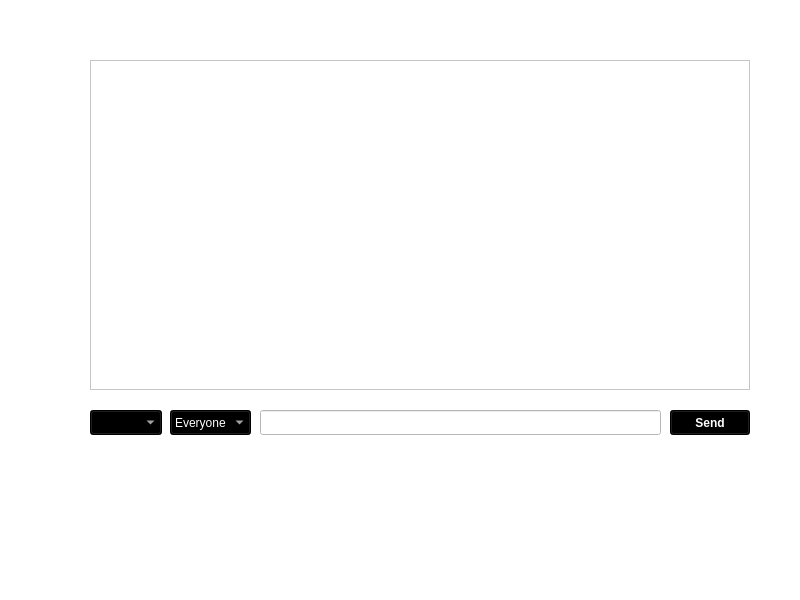
This is mainwindow.ui in adeelumar-17/Chat_App as Qt 5 draws it before an edit. The edited form follows.
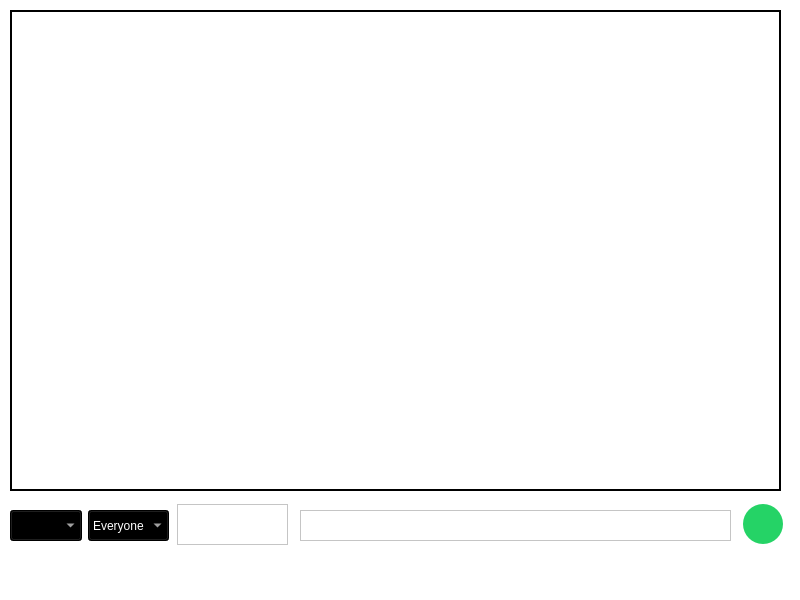
This is the edited form. Icons and pictures are not drawn.

```diff
--- a/mainwindow.ui
+++ b/mainwindow.ui
@@ -17,48 +17,74 @@
    <string notr="true">background-color: rgb(255, 255, 255);</string>
   </property>
   <widget class="QWidget" name="centralwidget">
-   <widget class="QLineEdit" name="msgData">
-    <property name="geometry">
-     <rect>
-      <x>260</x>
-      <y>410</y>
-      <width>401</width>
-      <height>25</height>
-     </rect>
-    </property>
-    <property name="styleSheet">
-     <string notr="true">color: rgb(0, 0, 0);</string>
-    </property>
-   </widget>
+   <property name="enabled">
+    <bool>true</bool>
+   </property>
+   <property name="styleSheet">
+    <string notr="true"/>
+   </property>
    <widget class="QPushButton" name="sendMsgButton">
     <property name="geometry">
      <rect>
-      <x>670</x>
-      <y>410</y>
-      <width>80</width>
-      <height>25</height>
+      <x>743</x>
+      <y>504</y>
+      <width>40</width>
+      <height>40</height>
      </rect>
     </property>
+    <property name="autoFillBackground">
+     <bool>false</bool>
+    </property>
     <property name="styleSheet">
-     <string notr="true">background-color: rgb(0, 0, 0);
-color: rgb(255, 255, 255);
-font-weight: bold;</string>
+     <string notr="true"> border-width:1px;
+background-color: rgb(37, 211, 102);
+ border-radius:20px;
+ max-width:40px;
+ max-height:40px;
+ min-width:40px;
+ min-height:40px</string>
     </property>
     <property name="text">
-     <string>Send</string>
+     <string/>
+    </property>
+    <property name="icon">
+     <iconset>
+      <normaloff>C:/Users/Adeel Umar/Music/1564528_fly_messager_send_communication_email_icon.png</normaloff>C:/Users/Adeel Umar/Music/1564528_fly_messager_send_communication_email_icon.png</iconset>
+    </property>
+    <property name="iconSize">
+     <size>
+      <width>20</width>
+      <height>20</height>
+     </size>
+    </property>
+    <property name="autoDefault">
+     <bool>false</bool>
+    </property>
+    <property name="default">
+     <bool>false</bool>
+    </property>
+    <property name="flat">
+     <bool>false</bool>
     </property>
    </widget>
    <widget class="QTextEdit" name="chatHistory">
     <property name="geometry">
      <rect>
-      <x>90</x>
-      <y>60</y>
-      <width>660</width>
-      <height>330</height>
+      <x>10</x>
+      <y>10</y>
+      <width>771</width>
+      <height>481</height>
      </rect>
     </property>
+    <property name="autoFillBackground">
+     <bool>true</bool>
+    </property>
     <property name="styleSheet">
-     <string notr="true">color: rgb(0, 0, 0);</string>
+     <string notr="true">color: rgb(0, 0, 0);
+border-image: url(:/chat_bg.png);
+border: 2px solid black;
+
+</string>
     </property>
     <property name="readOnly">
      <bool>true</bool>
@@ -67,10 +93,10 @@
    <widget class="QComboBox" name="clientsList">
     <property name="geometry">
      <rect>
-      <x>90</x>
-      <y>410</y>
+      <x>10</x>
+      <y>510</y>
       <width>72</width>
-      <height>25</height>
+      <height>31</height>
      </rect>
     </property>
     <property name="styleSheet">
@@ -81,10 +107,10 @@
    <widget class="QComboBox" name="recipeintType">
     <property name="geometry">
      <rect>
-      <x>170</x>
-      <y>410</y>
+      <x>88</x>
+      <y>510</y>
       <width>81</width>
-      <height>25</height>
+      <height>31</height>
      </rect>
     </property>
     <property name="styleSheet">
@@ -102,6 +128,79 @@
      </property>
     </item>
    </widget>
+   <widget class="QPushButton" name="attachFile">
+    <property name="geometry">
+     <rect>
+      <x>217</x>
+      <y>514</y>
+      <width>20</width>
+      <height>20</height>
+     </rect>
+    </property>
+    <property name="autoFillBackground">
+     <bool>false</bool>
+    </property>
+    <property name="styleSheet">
+     <string notr="true"> border-width:1px;
+background-color: rgb(255,255,255);
+ border-radius:10px;
+ max-width:20px;
+ max-height:20px;
+ min-width:20px;
+ min-height:20px</string>
+    </property>
+    <property name="text">
+     <string/>
+    </property>
+    <property name="icon">
+     <iconset theme="QIcon::ThemeIcon::ListAdd"/>
+    </property>
+    <property name="iconSize">
+     <size>
+      <width>25</width>
+      <height>25</height>
+     </size>
+    </property>
+    <property name="autoDefault">
+     <bool>false</bool>
+    </property>
+    <property name="default">
+     <bool>false</bool>
+    </property>
+    <property name="flat">
+     <bool>false</bool>
+    </property>
+   </widget>
+   <widget class="QTextEdit" name="msgData">
+    <property name="geometry">
+     <rect>
+      <x>300</x>
+      <y>510</y>
+      <width>431</width>
+      <height>31</height>
+     </rect>
+    </property>
+   </widget>
+   <widget class="QTextEdit" name="fileHold">
+    <property name="geometry">
+     <rect>
+      <x>177</x>
+      <y>504</y>
+      <width>111</width>
+      <height>41</height>
+     </rect>
+    </property>
+    <property name="readOnly">
+     <bool>true</bool>
+    </property>
+   </widget>
+   <zorder>fileHold</zorder>
+   <zorder>sendMsgButton</zorder>
+   <zorder>chatHistory</zorder>
+   <zorder>clientsList</zorder>
+   <zorder>recipeintType</zorder>
+   <zorder>attachFile</zorder>
+   <zorder>msgData</zorder>
   </widget>
   <widget class="QMenuBar" name="menubar">
    <property name="geometry">
```
